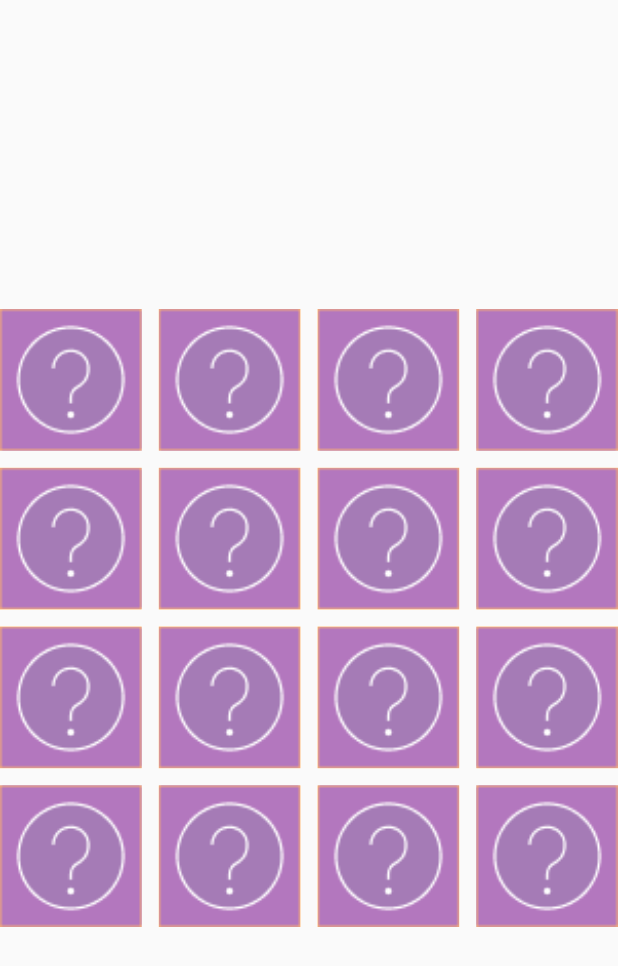
After one commit to JobCuta/CIS-9340-Thesis, a Flutter app: the MemoryGameScreen screen opened by its route, on a phone screen of 412 x 824 dp. The commit adds this screen. Shown: the top 966 px of the screen. Run offline on Flutter 3.47's test engine with Material 2 defaults, Android fonts, the phone set to English and light mode, and no system bars; our stand-ins replace animated_text_kit, audioplayers, chewie, circular_countdown_timer, email_validator, expandable and 15 more; missing offline and left inert: app_install_date, flutter_animated_dialog, flutter_email_sender, sudoku_solver_generator, video_thumbnail; accounts and stored records are empty.

Commit message:
memoryGameScreen implementation

```diff
--- a/lib/main.dart
+++ b/lib/main.dart
@@ -13,6 +13,7 @@ import 'package:flutter_application_1/controllers/hopeBoxController.dart';
 import 'package:flutter_application_1/controllers/settingsController.dart';
 import 'package:flutter_application_1/controllers/sudokuController.dart';
 import 'package:flutter_application_1/screens/MiniGames/CopingGame/CopingGameScreen.dart';
+import 'package:flutter_application_1/screens/MiniGames/MemoryGame/MemoryGameScreen.dart';
 import 'package:flutter_application_1/screens/MiniGames/Sudoku/SudokuScreen.dart';
 import 'package:flutter_application_1/screens/SideMenu/HopeBox/HopeBoxContactEditScreen.dart';
 import 'package:flutter_application_1/screens/SideMenu/HopeBox/HopeBoxImagesScreen.dart';
@@ -280,6 +281,7 @@ class _MainState extends State<Main> {
           // Minigames Screens
           GetPage(name: '/sudoku', page: () => SudokuScreen()),
           GetPage(name: '/copingGame', page: () => CopingGameScreen()),
+          GetPage(name: '/memoryGameScreen', page: () => const MemoryGameScreen())
         ],
         theme: themeData,
         home:
--- /dev/null
+++ b/lib/screens/MiniGames/MemoryGame/MemoryGameCards.dart
@@ -0,0 +1,28 @@
+class MemoryGameCards {
+  final String hiddenCardPath = 'assets/images/hidden_card.png';
+  List<String>? cardImages;
+
+  final List<String> benguetCardsList = [
+    'assets/coping_game/benguet/benguet_bark_beater.png', 'assets/coping_game/benguet/benguet_bark_beater.png',
+    'assets/coping_game/benguet/benguet_kalsa.png', 'assets/coping_game/benguet/benguet_kalsa.png',
+    'assets/coping_game/benguet/benguet_kayabang_basket.png', 'assets/coping_game/benguet/benguet_kayabang_basket.png',
+    'assets/coping_game/benguet/benguet_kiyag.png', 'assets/coping_game/benguet/benguet_kiyag.png',
+    'assets/coping_game/benguet/benguet_lions_head.png', 'assets/coping_game/benguet/benguet_lions_head.png',
+    'assets/coping_game/benguet/benguet_obukay.png', 'assets/coping_game/benguet/benguet_obukay.png',
+    'assets/coping_game/benguet/benguet_shield.png', 'assets/coping_game/benguet/benguet_shield.png',
+    'assets/coping_game/benguet/benguet_solibao.png', 'assets/coping_game/benguet/benguet_solibao.png'
+  ];
+
+  final List<String> kalingaCardsList = [
+    "assets/coping_game/kalinga/kalinga_bamboo_container.png"
+
+  ];
+
+  List<Map<int, String>> matchCheck = [];
+
+  final int cardCount = 16;
+
+  void initMemoryGameCards() {
+    cardImages = List.generate(cardCount, (index) => hiddenCardPath);
+  }
+}
--- /dev/null
+++ b/lib/screens/MiniGames/MemoryGame/MemoryGameScreen.dart
@@ -0,0 +1,79 @@
+
+import 'package:flutter/material.dart';
+import 'package:flutter_application_1/screens/MiniGames/MemoryGame/MemoryGameCards.dart';
+
+class MemoryGameScreen extends StatefulWidget {
+  const MemoryGameScreen({Key? key}) : super(key: key);
+
+  @override
+  State<StatefulWidget> createState() => _MemoryGameState();
+}
+
+class _MemoryGameState extends State<MemoryGameScreen> {
+  final MemoryGameCards _memoryGameCards = MemoryGameCards();
+
+  @override
+  void initState() {
+    super.initState();
+    _memoryGameCards.initMemoryGameCards();
+  }
+
+  @override
+  Widget build(BuildContext context) {
+    return Scaffold(
+      body: Column(
+        mainAxisAlignment: MainAxisAlignment.center,
+        crossAxisAlignment: CrossAxisAlignment.center,
+        children: [
+          SizedBox(
+            height: MediaQuery.of(context).size.width,
+            width: MediaQuery.of(context).size.height,
+            child: GridView.builder(
+              itemCount: _memoryGameCards.benguetCardsList.length,
+              gridDelegate: SliverGridDelegateWithFixedCrossAxisCount(
+                crossAxisCount: 4,
+                crossAxisSpacing: MediaQuery.of(context).size.height * 0.01388,
+                mainAxisSpacing: MediaQuery.of(context).size.height * 0.01388,
+              ),
+              itemBuilder: (content, index) {
+                return GestureDetector(
+                  onTap: () {
+                    setState(() {
+                      _memoryGameCards.cardImages![index] =
+                      _memoryGameCards.benguetCardsList[index];
+                      _memoryGameCards.matchCheck;
+                    });
+                    if (_memoryGameCards.matchCheck.length == 2) {
+                      if (_memoryGameCards.matchCheck[0].values.first == _memoryGameCards.matchCheck[1].values.first) {
+                        _memoryGameCards.matchCheck.clear();
+                      }
+                    } else {
+                      Future.delayed(const Duration(microseconds: 500), () {
+                        setState(() {
+                          _memoryGameCards.cardImages![_memoryGameCards.matchCheck[0].keys.first] = _memoryGameCards.hiddenCardPath;
+                          _memoryGameCards.cardImages![_memoryGameCards.matchCheck[1].keys.first] = _memoryGameCards.hiddenCardPath;
+                          _memoryGameCards.matchCheck.clear();
+                        });
+                      });
+                    }
+                  },
+                  child: Container(
+                    padding: const EdgeInsets.all(16.0),
+                    decoration: BoxDecoration(
+                      color: const Color(0xFFFFB46A),
+                      image: DecorationImage(
+                        image: AssetImage(_memoryGameCards.cardImages![index]),
+                        fit: BoxFit.cover
+                      )
+                    ),
+                  ),
+                );
+              },
+            ),
+          )
+        ],
+      ),
+    );
+  }
+
+}
```
Also changed, not shown: assets/images/hidden_card.png (added).
